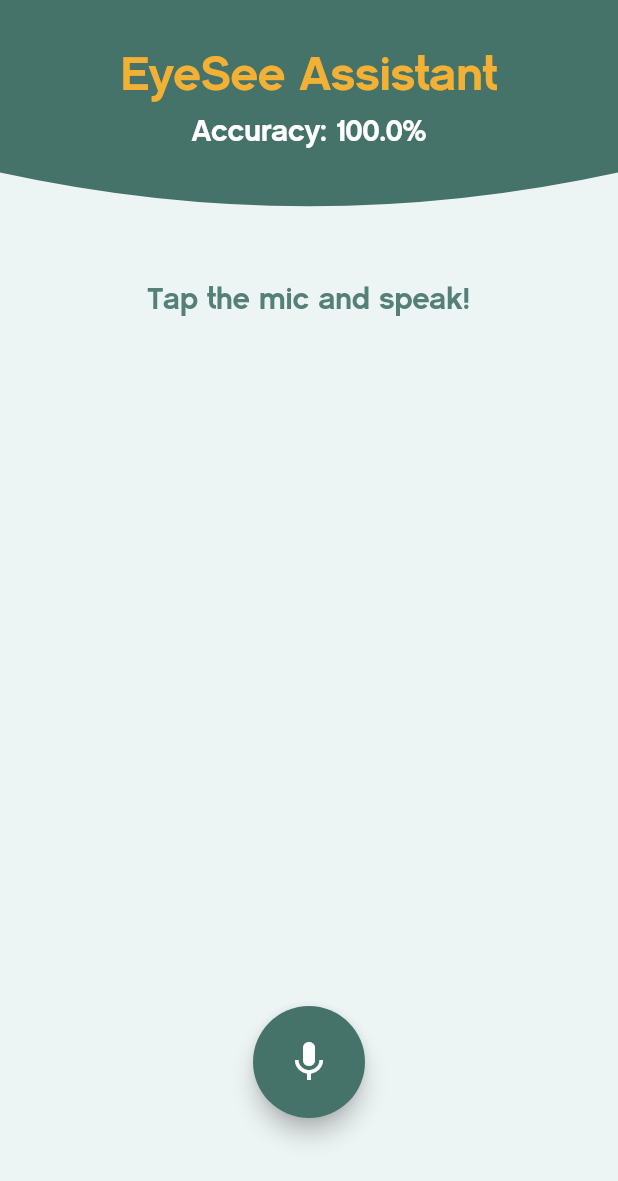
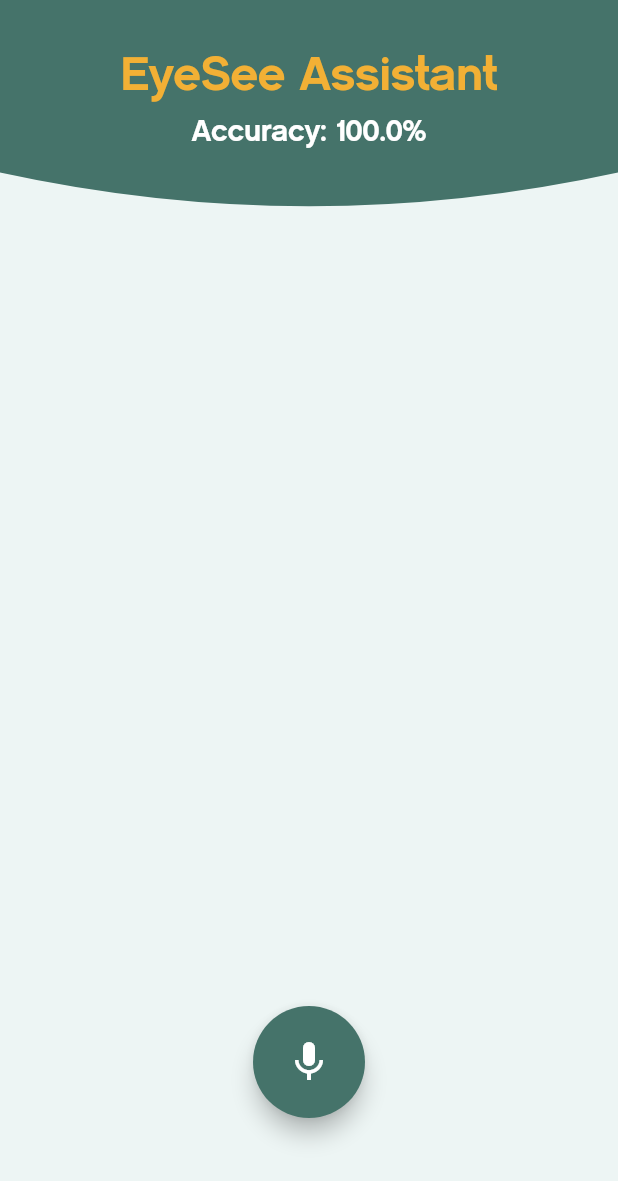
Before and after one commit to ihassanjavaid/Eye-Diagnostic-System, a Flutter app: the AssistantVoice screen opened by its route, after a tap on the "mic none" icon, on a phone screen of 412 x 824 dp. Shown: the top 1181 px of the screen. Run offline on Flutter 3.47's test engine with Material 2 defaults, Android fonts, the light colour scheme and no system bars; drawn by our look-alikes of avatar_glow; our stand-ins replace auto_size_text, bubble, cloud_firestore, connectivity, firebase_auth, firebase_core and 11 more; missing offline and left inert: flutter_dialogflow; accounts and stored records are empty; project files that could hold a hidden picture were left out.

Commit message:
voice_assistant_PROVIDER

```diff
--- a/lib/models/provider_data.dart
+++ b/lib/models/provider_data.dart
@@ -26,4 +26,20 @@ class ProviderData extends ChangeNotifier{
   }
 
   //=== for assistant ===
+  bool _isListeningValue = false;
+  String _textValue = '';
+
+  bool get isListeningValue => _isListeningValue;
+  String get textValue => _textValue;
+
+  void updateIsListeningValue(bool listen){
+    this._isListeningValue = listen;
+    notifyListeners();
+  }
+
+  void updateTextValue(String text){
+    this._textValue = text;
+    notifyListeners();
+  }
+
 }
--- a/lib/screens/assistant_screens/assistant_voice_screen.dart
+++ b/lib/screens/assistant_screens/assistant_voice_screen.dart
@@ -1,13 +1,14 @@
 import 'dart:io';
-
 import 'package:avatar_glow/avatar_glow.dart';
 import 'package:eye_diagnostic_system/components/header_clipper_component.dart';
 import 'package:eye_diagnostic_system/components/pages.dart';
+import 'package:eye_diagnostic_system/models/provider_data.dart';
 import 'package:eye_diagnostic_system/services/dialogflow_service.dart';
 import 'package:eye_diagnostic_system/utilities/constants.dart';
 import 'package:flutter/material.dart';
 import 'package:flutter_dialogflow/dialogflow_v2.dart';
 import 'package:flutter_tts/flutter_tts.dart';
+import 'package:provider/provider.dart';
 import 'package:speech_to_text/speech_to_text.dart' as stt;
 
 class AssistantVoice extends StatefulWidget {
@@ -44,7 +45,7 @@ class _AssistantVoiceState extends State<AssistantVoice> {
         width: 200.0,
         child: FittedBox(
           child: AvatarGlow(
-            animate: _isListening,
+            animate: Provider.of<ProviderData>(context).isListeningValue,
             // green color because purple background mixed with green gives golden color
             glowColor: kTealColor,
             endRadius: 75.0,
@@ -54,10 +55,10 @@ class _AssistantVoiceState extends State<AssistantVoice> {
             child: FloatingActionButton(
               onPressed: () async {
                 await _listen();
-                // _text = '';
               },
               child: Icon(
-                _isListening ? Icons.mic : Icons.mic_none,
+                Provider.of<ProviderData>(context).isListeningValue
+                    ? Icons.mic : Icons.mic_none,
               ),
               backgroundColor: kTealColor,
             ),
@@ -119,7 +120,7 @@ class _AssistantVoiceState extends State<AssistantVoice> {
               padding:
                   const EdgeInsets.symmetric(horizontal: 40.0, vertical: 30.0),
               child: Text(
-                _text,
+                Provider.of<ProviderData>(context).textValue,
                 style: kDashboardTitleTextStyle.copyWith(
                     fontSize: 20.0, color: kTealColor.withOpacity(0.9)),
               ),
@@ -139,11 +140,11 @@ class _AssistantVoiceState extends State<AssistantVoice> {
           print('onStatus: $val');
           if (val == 'notListening') {
             print('Last Sentence: ${_speech.lastRecognizedWords}');
+            Provider.of<ProviderData>(context, listen: false).updateIsListeningValue(false);
             setState(() {
               _isListening = false;
             });
             // Business logic here for Assistant
-            print('BLoc Part!');
             response(_speech.lastRecognizedWords);
             // Business logic ends here
           }
@@ -154,12 +155,14 @@ class _AssistantVoiceState extends State<AssistantVoice> {
       );
 
       if (available) {
+        Provider.of<ProviderData>(context, listen: false).updateIsListeningValue(true);
         setState(() {
           _isListening = true;
         });
         _speech.listen(
           onResult: (val) => setState(() {
             _text = val.recognizedWords;
+            Provider.of<ProviderData>(context, listen: false).updateTextValue(_text);
             if (val.hasConfidenceRating && val.confidence > 0) {
               _accuracy = val.confidence;
             }
@@ -167,6 +170,7 @@ class _AssistantVoiceState extends State<AssistantVoice> {
         );
       }
     } else {
+      Provider.of<ProviderData>(context, listen: false).updateIsListeningValue(false);
       setState(() {
         return _isListening = false;
       });
@@ -175,7 +179,6 @@ class _AssistantVoiceState extends State<AssistantVoice> {
   }
 
   void response(query) async {
-    _isListening = false;
     // Send query (voice message)
     AIResponse aiResponse =
         await _dialogFlowService.getResponseFromDialogFlow(query);
@@ -202,9 +205,11 @@ class _AssistantVoiceState extends State<AssistantVoice> {
   displayResponse(AIResponse aiResponse) async {
     String _texttoDisplay =
         aiResponse.getListMessage()[0]["text"]["text"][0].toString();
+    Provider.of<ProviderData>(context, listen: false).updateTextValue(_texttoDisplay);
     setState(() {
       _text = _texttoDisplay;
     });
+    //Provider.of<ProviderData>(context).textValue;
     await flutterTts.speak(_texttoDisplay);
 
     // _stop();
```
